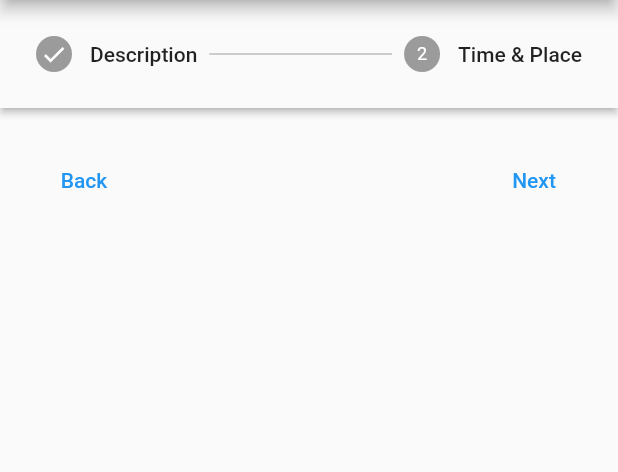
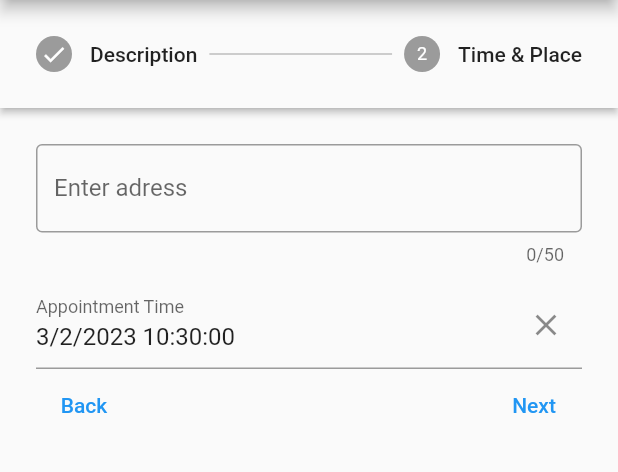
Before and after one commit to kontentbuzdygan/event-app-frontend, a Flutter app: the CreateEventScreen screen opened by its route, after a tap on "Next", on a phone screen of 412 x 824 dp, the part 84-556 px from its top. Run offline on Flutter 3.47's test engine with Material 2 defaults, Android fonts, the phone set to English and light mode, and no system bars; drawn by our look-alikes of flutter_form_builder; our stand-ins replace flutter_dotenv, flutter_secure_storage, form_validator, go_router; accounts and stored records are empty; statements that could not run were skipped.

Commit message:
Extract steps to files

```diff
--- /dev/null
+++ b/lib/features/event/create-event-steps/description_step.dart
@@ -0,0 +1,66 @@
+import "package:flutter/material.dart";
+import "package:flutter_form_builder/flutter_form_builder.dart";
+
+class DescriptionStep extends StatefulWidget {
+  const DescriptionStep({
+    super.key,
+    required this.descriptionController,
+    required this.titleController,
+  });
+
+  final TextEditingController descriptionController;
+  final TextEditingController titleController;
+
+  @override
+  State<DescriptionStep> createState() => _State();
+}
+
+class _State extends State<DescriptionStep> {
+  final _formKey = GlobalKey<FormBuilderState>();
+
+  @override
+  Widget build(BuildContext context) {
+    return FormBuilder(
+      key: _formKey,
+      child: Column(
+        children: <Widget>[
+          FormBuilderTextField(
+            name: "dupa",
+            controller: widget.titleController,
+            maxLength: 50,
+            textInputAction: TextInputAction.next,
+            validator: (value) {
+              if (value!.isEmpty) {
+                return "Please enter a title";
+              }
+              return null;
+            },
+            decoration: const InputDecoration(
+              border: OutlineInputBorder(),
+              hintText: "Sleepover at Mickey's",
+              labelText: "Enter event title",
+            ),
+          ),
+          const SizedBox(height: 10),
+          TextFormField(
+            controller: widget.descriptionController,
+            maxLines: 5,
+            maxLength: 1000,
+            textInputAction: TextInputAction.next,
+            validator: (value) {
+              if (value!.isEmpty) {
+                return "Please enter a description";
+              }
+              return null;
+            },
+            decoration: const InputDecoration(
+              border: OutlineInputBorder(),
+              hintText: "Third edition of coding event app together!",
+              labelText: "Enter event description",
+            ),
+          ),
+        ],
+      ),
+    );
+  }
+}
--- /dev/null
+++ b/lib/features/event/create-event-steps/time_place_step.dart
@@ -0,0 +1,67 @@
+import "package:flutter/material.dart";
+import "package:flutter_form_builder/flutter_form_builder.dart";
+
+class TimePlaceStep extends StatefulWidget {
+  const TimePlaceStep({
+    super.key,
+    required this.adressController,
+    required this.dateController,
+  });
+
+  final TextEditingController adressController;
+  final TextEditingController dateController;
+
+  @override
+  State<TimePlaceStep> createState() => _State();
+}
+
+class _State extends State<TimePlaceStep> {
+  final _formKey = GlobalKey<FormBuilderState>();
+
+  @override
+  Widget build(BuildContext context) {
+    return FormBuilder(
+      key: _formKey,
+      child: Column(
+        children: <Widget>[
+          FormBuilderTextField(
+            name: "adress",
+            controller: widget.adressController,
+            maxLength: 50,
+            textInputAction: TextInputAction.next,
+            validator: (value) {
+              if (value!.isEmpty) {
+                return "Please enter a title";
+              }
+              return null;
+            },
+            decoration: const InputDecoration(
+              border: OutlineInputBorder(),
+              hintText: "Podwale staromiejskie 69",
+              labelText: "Enter adress",
+            ),
+          ),
+          const SizedBox(height: 10),
+          FormBuilderDateTimePicker(
+            name: 'date',
+            controller: widget.dateController,
+            initialEntryMode: DatePickerEntryMode.calendar,
+            initialValue: DateTime.now(),
+            inputType: InputType.both,
+            decoration: InputDecoration(
+              labelText: 'Appointment Time',
+              suffixIcon: IconButton(
+                icon: const Icon(Icons.close),
+                onPressed: () {
+                  _formKey.currentState!.fields['date']?.didChange(null);
+                },
+              ),
+            ),
+            initialTime: const TimeOfDay(hour: 8, minute: 0),
+            // locale: const Locale.fromSubtags(languageCode: 'fr'),
+          ),
+        ],
+      ),
+    );
+  }
+}
--- a/lib/features/event/create_event_screen.dart
+++ b/lib/features/event/create_event_screen.dart
@@ -1,5 +1,9 @@
 // import "package:event_app/api/models/event.dart";
+import "package:event_app/features/event/create-event-steps/time_place_step.dart";
 import "package:flutter/material.dart";
+import "package:event_app/features/event/create-event-steps/description_step.dart";
+import "package:provider/provider.dart";
+import "package:event_app/features/auth/auth_state.dart";
 // import "package:intl/intl.dart";
 
 class CreateEventScreen extends StatefulWidget {
@@ -11,22 +15,30 @@ class CreateEventScreen extends StatefulWidget {
 
 class _State extends State<CreateEventScreen> {
   final _formKey = GlobalKey<FormState>();
+
+  final descriptionController = TextEditingController();
+  final titleController = TextEditingController();
+  final dateController = TextEditingController();
+  final adressController = TextEditingController();
+
   int currentStep = 0;
-  int id = 0, authorId = 0;
-  String title = "", description = "";
+  int id = 0;
   DateTime startsAt = DateTime.now();
   DateTime? endsAt;
 
   @override
   Widget build(BuildContext context) {
+    //final authState = context.watch<AuthState>();
+    //authState.userToken!;
     return Scaffold(
       appBar: AppBar(
         title: const Text("Event creation"),
       ),
-      body: Container(
+      body: Form(
+        key: _formKey,
         child: Stepper(
           type: StepperType.horizontal,
-          steps: getSteps(),
+          steps: getSteps,
           currentStep: currentStep,
           onStepCancel: () => currentStep == 0
               ? null
@@ -34,7 +46,10 @@ class _State extends State<CreateEventScreen> {
                   currentStep -= 1;
                 }),
           onStepContinue: () {
-            bool isLastStep = currentStep == getSteps().length - 1;
+            if (_formKey.currentState!.validate()) {
+              _formKey.currentState!.save();
+            }
+            bool isLastStep = currentStep == getSteps.length - 1;
             if (isLastStep) {
               //TODO: send event to backend
               return;
@@ -63,64 +78,22 @@ class _State extends State<CreateEventScreen> {
     );
   }
 
-  List<Step> getSteps() {
-    return <Step>[
+  List<Step> get getSteps => [
         Step(
           state: currentStep > 0 ? StepState.complete : StepState.indexed,
           title: const Text("Description"),
-        content: Column(
-          children: [
-            TextFormField(
-              maxLength: 50,
-              textInputAction: TextInputAction.next,
-              validator: (value) {
-                if (value!.isEmpty) {
-                  return "Please enter a title";
-                }
-                return null;
-              },
-              onChanged: (value) {
-                title = value;
-              },
-              decoration: const InputDecoration(
-                border: OutlineInputBorder(),
-                hintText: "Sleepover at Mickey's",
-                labelText: "Enter event title",
-              ),
-            ),
-            const SizedBox(height: 10),
-            TextFormField(
-              maxLines: 5,
-              maxLength: 1000,
-              textInputAction: TextInputAction.next,
-              validator: (value) {
-                if (value!.isEmpty) {
-                  return "Please enter a description";
-                }
-                return null;
-              },
-              onChanged: (value) {
-                description = value;
-              },
-              decoration: const InputDecoration(
-                border: OutlineInputBorder(),
-                hintText: "Third edition of coding event app together!",
-                labelText: "Enter event description",
-              ),
-            )
-          ],
+          content: DescriptionStep(
+            descriptionController: descriptionController,
+            titleController: titleController,
           ),
         ),
         Step(
           state: currentStep > 1 ? StepState.complete : StepState.indexed,
-        title: const Text("Time & Place"),
-        content: Column(
-          children: [
-            // Location picker
-            // Date picker
-          ],
+          title: Text("Time & Place"),
+          content: TimePlaceStep(
+            adressController: adressController,
+            dateController: dateController,
           ),
-      )
+        ),
       ];
 }
-}
--- a/pubspec.yaml
+++ b/pubspec.yaml
@@ -39,9 +39,10 @@ dependencies:
   provider: ^6.0.4
   http: ^0.13.5
   form_validator: ^1.0.3
-  intl: ^0.18.0
+  intl: ^0.17.0
   flutter_dotenv: ^5.0.2
   flutter_secure_storage: ^8.0.0
+  flutter_form_builder: ^7.8.0
 
 dev_dependencies:
   flutter_test:
```
Also changed, not shown: pubspec.lock. Lines whose indentation alone changed are shown as unchanged.
